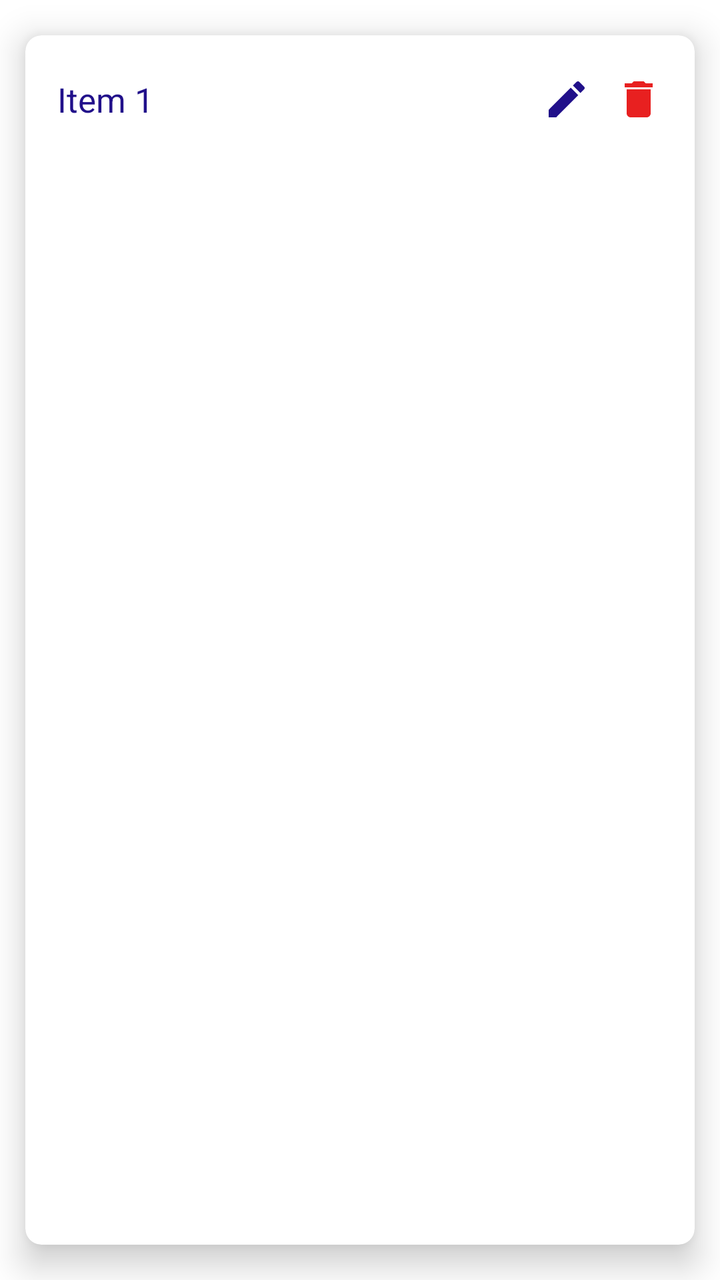
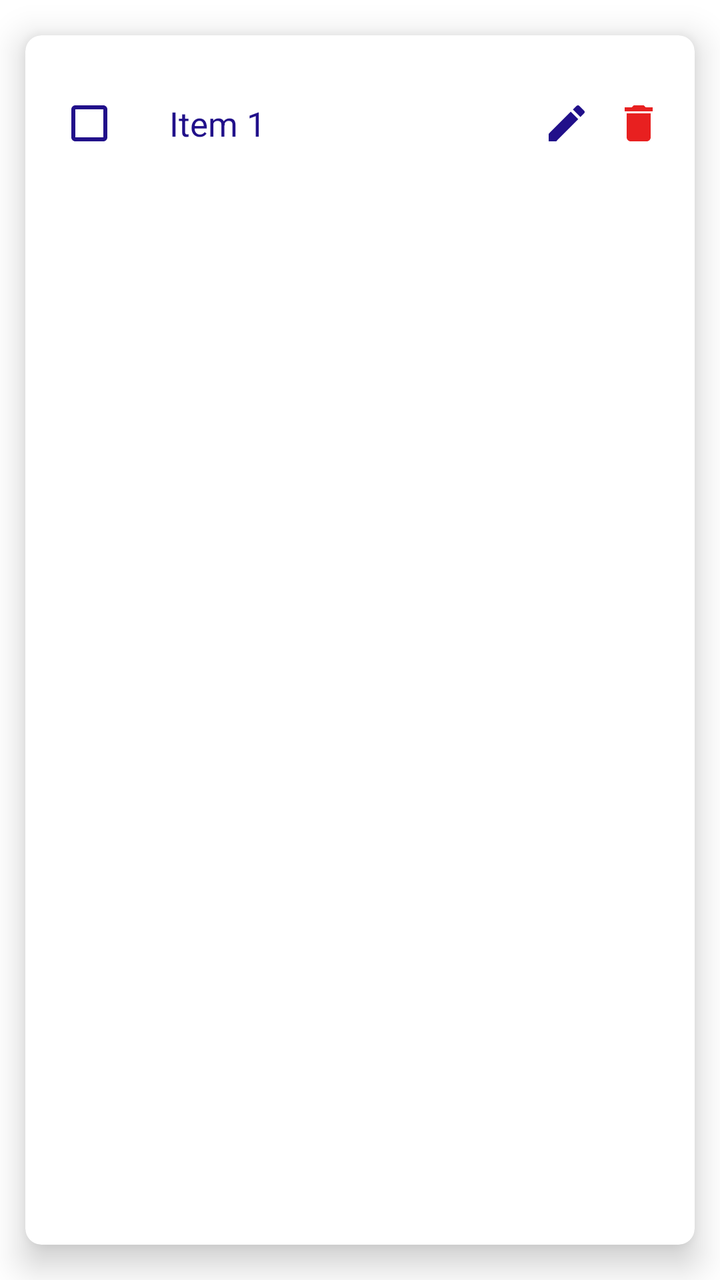

Screens rendered from an Android XML layout before and after an edit, with the pre-edit source and the edit as a unified diff.
<!-- AndroidManifest.xml: application theme Theme.TodolistApp -->
<!-- res/layout/each_todo_item.xml -->
<?xml version="1.0" encoding="utf-8"?>
<com.google.android.material.card.MaterialCardView xmlns:android="http://schemas.android.com/apk/res/android"
    android:layout_width="match_parent"
    android:layout_height="wrap_content"
    xmlns:app="http://schemas.android.com/apk/res-auto"
    app:cardCornerRadius="8dp"
    app:cardElevation="10dp"
    app:cardUseCompatPadding="true">

    <androidx.constraintlayout.widget.ConstraintLayout
        android:layout_width="match_parent"
        android:layout_height="wrap_content"
        android:paddingVertical="20dp">

        <TextView
            android:id="@+id/todoTask"
            android:layout_width="wrap_content"
            android:layout_height="wrap_content"
            android:paddingStart="16dp"
            android:text="Item 1"
            android:textColor="@color/text_color"
            android:textSize="17sp"
            app:layout_constraintBottom_toBottomOf="parent"
            app:layout_constraintStart_toStartOf="parent"
            app:layout_constraintTop_toTopOf="parent" />

        <ImageView
            android:id="@+id/editTask"
            android:layout_width="wrap_content"
            android:layout_height="wrap_content"
            android:src="@drawable/baseline_edit_24"
            android:layout_marginEnd="12dp"
            app:layout_constraintBottom_toBottomOf="parent"
            app:layout_constraintEnd_toStartOf="@id/deleteTask"
            app:layout_constraintTop_toTopOf="parent"/>

        <ImageView
            android:id="@+id/deleteTask"
            android:layout_width="wrap_content"
            android:layout_height="wrap_content"
            android:layout_marginEnd="16dp"
            android:src="@drawable/baseline_delete_24"
            app:layout_constraintBottom_toBottomOf="parent"
            app:layout_constraintEnd_toEndOf="parent"
            app:layout_constraintTop_toTopOf="parent"/>

    </androidx.constraintlayout.widget.ConstraintLayout>

</com.google.android.material.card.MaterialCardView>
<!-- resources referenced by this layout -->
<resources>
  <color name="text_color">#21108A</color>
  <!-- drawable baseline_delete_24 (drawable) -->
  <vector android:height="24dp" android:tint="#E82020"
      android:viewportHeight="24" android:viewportWidth="24"
      android:width="24dp" xmlns:android="http://schemas.android.com/apk/res/android">
      <path android:fillColor="@android:color/white" android:pathData="M6,19c0,1.1 0.9,2 2,2h8c1.1,0 2,-0.9 2,-2V7H6v12zM19,4h-3.5l-1,-1h-5l-1,1H5v2h14V4z"/>
  </vector>
  <!-- drawable baseline_edit_24 (drawable) -->
  <vector android:height="24dp" android:tint="#21108A"
      android:viewportHeight="24" android:viewportWidth="24"
      android:width="24dp" xmlns:android="http://schemas.android.com/apk/res/android">
      <path android:fillColor="@android:color/white" android:pathData="M3,17.25V21h3.75L17.81,9.94l-3.75,-3.75L3,17.25zM20.71,7.04c0.39,-0.39 0.39,-1.02 0,-1.41l-2.34,-2.34c-0.39,-0.39 -1.02,-0.39 -1.41,0l-1.83,1.83 3.75,3.75 1.83,-1.83z"/>
  </vector>
  <style name="Theme.TodolistApp" parent="Theme.MaterialComponents.DayNight.NoActionBar">
          
          <item name="colorPrimary">@color/purple_500</item>
          <item name="colorPrimaryVariant">@color/purple_700</item>
          <item name="colorOnPrimary">@color/white</item>
          
          <item name="colorSecondary">@color/secondary_color</item>
          <item name="colorSecondaryVariant">@color/teal_700</item>
          <item name="colorOnSecondary">@color/black</item>
          
          <item name="android:statusBarColor" tools:targetApi="l">@color/secondary_color</item>
          
      </style>
  <color name="purple_500">#FF6200EE</color>
  <color name="purple_700">#FF3700B3</color>
  <color name="white">#FFFFFFFF</color>
  <color name="secondary_color">#D5CEFF</color>
  <color name="teal_700">#FF018786</color>
  <color name="black">#FF000000</color>
</resources>

<!-- the commit's change to res/layout/each_todo_item.xml (unified diff, before → after) -->
@@ -12,18 +12,32 @@
         android:layout_height="wrap_content"
         android:paddingVertical="20dp">
 
+        
+        <CheckBox
+            android:id="@+id/taskCheckBox"
+            android:layout_width="wrap_content"
+            android:layout_height="wrap_content"
+            android:layout_marginStart="16dp"
+            app:layout_constraintStart_toStartOf="parent"
+            app:layout_constraintTop_toTopOf="parent"
+            app:layout_constraintBottom_toBottomOf="parent"
+            android:buttonTint="@color/text_color"/>
+
+        
         <TextView
             android:id="@+id/todoTask"
-            android:layout_width="wrap_content"
+            android:layout_width="0dp"
             android:layout_height="wrap_content"
-            android:paddingStart="16dp"
+            android:paddingStart="8dp"
             android:text="Item 1"
             android:textColor="@color/text_color"
             android:textSize="17sp"
             app:layout_constraintBottom_toBottomOf="parent"
-            app:layout_constraintStart_toStartOf="parent"
+            app:layout_constraintStart_toEndOf="@id/taskCheckBox"
+            app:layout_constraintEnd_toStartOf="@id/editTask"
             app:layout_constraintTop_toTopOf="parent" />
 
+        
         <ImageView
             android:id="@+id/editTask"
             android:layout_width="wrap_content"
